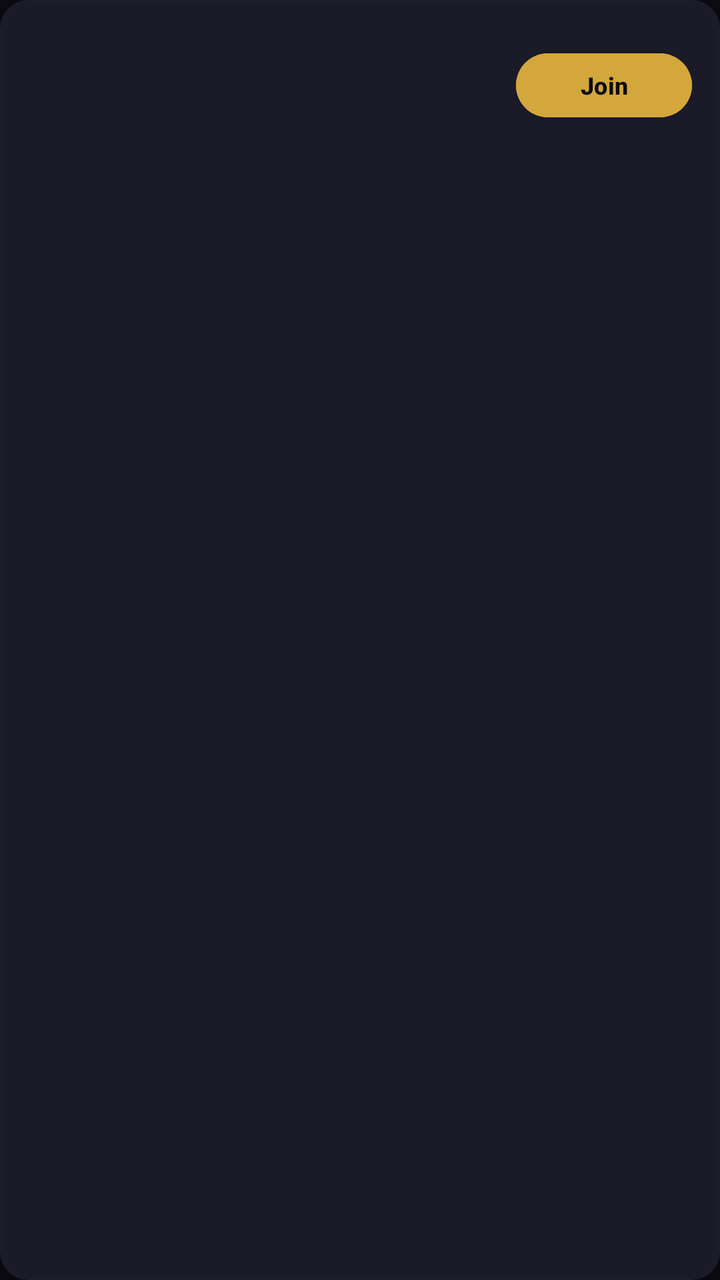
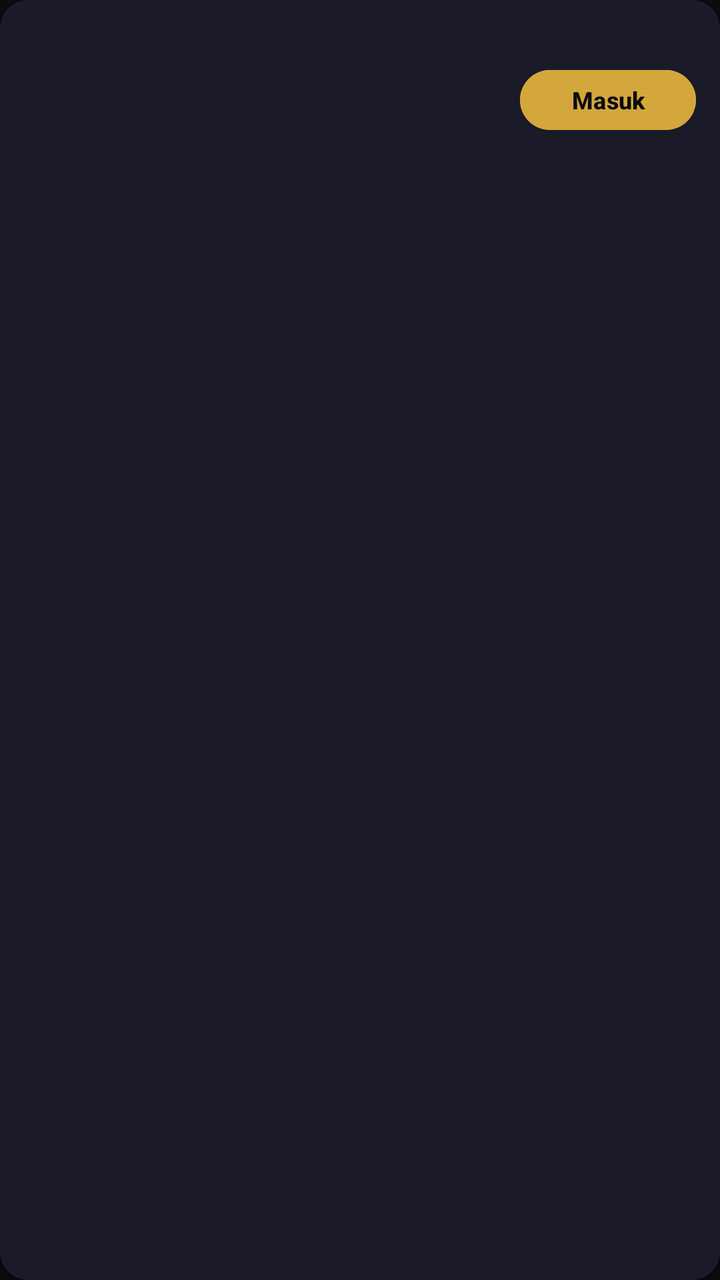

Before-and-after screenshots of an Android layout around one commit, followed by the original layout XML and the change that was made.
<!-- AndroidManifest.xml: application theme Theme.NdikaNime -->
<!-- res/layout/item_w2g_room.xml -->
<?xml version="1.0" encoding="utf-8"?>
<com.google.android.material.card.MaterialCardView xmlns:android="http://schemas.android.com/apk/res/android"
    xmlns:app="http://schemas.android.com/apk/res-auto"
    android:layout_width="match_parent"
    android:layout_height="wrap_content"
    android:layout_marginStart="12dp"
    android:layout_marginTop="6dp"
    android:layout_marginEnd="12dp"
    android:layout_marginBottom="6dp"
    app:cardBackgroundColor="@color/bg_card"
    app:cardCornerRadius="14dp"
    app:cardElevation="2dp"
    app:strokeColor="@color/border_subtle"
    app:strokeWidth="1dp">

    <LinearLayout
        android:layout_width="match_parent"
        android:layout_height="wrap_content"
        android:gravity="center_vertical"
        android:orientation="horizontal"
        android:padding="14dp">

        <LinearLayout
            android:layout_width="0dp"
            android:layout_height="wrap_content"
            android:layout_weight="1"
            android:orientation="vertical">

            <TextView
                android:id="@+id/tvRoomAnime"
                android:layout_width="match_parent"
                android:layout_height="wrap_content"
                android:ellipsize="end"
                android:maxLines="1"
                android:textColor="@color/text_primary"
                android:textSize="15sp"
                android:textStyle="bold" />

            <TextView
                android:id="@+id/tvRoomEpisode"
                android:layout_width="match_parent"
                android:layout_height="wrap_content"
                android:layout_marginTop="2dp"
                android:textColor="@color/accent_gold"
                android:textSize="12sp" />

            <TextView
                android:id="@+id/tvRoomHost"
                android:layout_width="match_parent"
                android:layout_height="wrap_content"
                android:layout_marginTop="4dp"
                android:textColor="@color/text_muted"
                android:textSize="11sp" />
        </LinearLayout>

        <com.google.android.material.button.MaterialButton
            android:id="@+id/btnJoinRoom"
            android:layout_width="wrap_content"
            android:layout_height="40dp"
            android:backgroundTint="@color/accent_gold"
            android:text="Join"
            android:textColor="@color/bg_dark"
            android:textSize="12sp"
            android:textStyle="bold"
            app:cornerRadius="20dp" />

    </LinearLayout>

</com.google.android.material.card.MaterialCardView>
<!-- resources referenced by this layout -->
<resources>
  <color name="accent_gold">#D4A73C</color>
  <color name="bg_card">#1A1A28</color>
  <color name="bg_dark">#0B0B10</color>
  <color name="border_subtle">#1F2F2F45</color>
  <color name="text_muted">#6C6C82</color>
  <color name="text_primary">#FFFFFF</color>
  <style name="Theme.NdikaNime" parent="Theme.Material3.Dark.NoActionBar">
          <item name="android:windowBackground">@color/bg_dark</item>
          <item name="android:colorBackground">@color/bg_dark</item>
          <item name="colorPrimary">@color/accent_gold</item>
          <item name="colorSecondary">@color/accent_orange</item>
          <item name="colorSurface">@color/bg_surface</item>
          <item name="android:statusBarColor">@color/bg_dark</item>
          <item name="android:navigationBarColor">@color/bg_dark</item>
          <item name="android:windowLightStatusBar">false</item>
      </style>
  <color name="accent_orange">#FF4E2D</color>
  <color name="bg_surface">#13131D</color>
</resources>

<!-- the commit's change to res/layout/item_w2g_room.xml (unified diff, before → after) -->
@@ -18,31 +18,68 @@
         android:layout_height="wrap_content"
         android:gravity="center_vertical"
         android:orientation="horizontal"
-        android:padding="14dp">
+        android:padding="12dp">
+
+        <com.google.android.material.imageview.ShapeableImageView
+            android:id="@+id/ivRoomPoster"
+            android:layout_width="56dp"
+            android:layout_height="76dp"
+            android:scaleType="centerCrop"
+            app:shapeAppearanceOverlay="@style/ShapeAppearance.Material3.Corner.Medium" />
 
         <LinearLayout
             android:layout_width="0dp"
             android:layout_height="wrap_content"
+            android:layout_marginStart="12dp"
+            android:layout_marginEnd="8dp"
             android:layout_weight="1"
             android:orientation="vertical">
+
+            <LinearLayout
+                android:layout_width="match_parent"
+                android:layout_height="wrap_content"
+                android:gravity="center_vertical"
+                android:orientation="horizontal">
+
+                <TextView
+                    android:id="@+id/tvRoomTitle"
+                    android:layout_width="0dp"
+                    android:layout_height="wrap_content"
+                    android:layout_weight="1"
+                    android:ellipsize="end"
+                    android:maxLines="1"
+                    android:textColor="@color/text_primary"
+                    android:textSize="14sp"
+                    android:textStyle="bold" />
+
+                <ImageView
+                    android:id="@+id/ivRoomLock"
+                    android:layout_width="16dp"
+                    android:layout_height="16dp"
+                    android:layout_marginStart="4dp"
+                    android:src="@drawable/ic_bookmark_filled"
+                    android:visibility="gone"
+                    app:tint="@color/accent_gold" />
+
+            </LinearLayout>
 
             <TextView
                 android:id="@+id/tvRoomAnime"
                 android:layout_width="match_parent"
                 android:layout_height="wrap_content"
+                android:layout_marginTop="2dp"
                 android:ellipsize="end"
                 android:maxLines="1"
-                android:textColor="@color/text_primary"
-                android:textSize="15sp"
+                android:textColor="@color/accent_gold"
+                android:textSize="12sp"
                 android:textStyle="bold" />
 
             <TextView
                 android:id="@+id/tvRoomEpisode"
                 android:layout_width="match_parent"
                 android:layout_height="wrap_content"
-                android:layout_marginTop="2dp"
-                android:textColor="@color/accent_gold"
-                android:textSize="12sp" />
+                android:textColor="@color/text_secondary"
+                android:textSize="11sp" />
 
             <TextView
                 android:id="@+id/tvRoomHost"
@@ -50,19 +87,20 @@
                 android:layout_height="wrap_content"
                 android:layout_marginTop="4dp"
                 android:textColor="@color/text_muted"
-                android:textSize="11sp" />
+                android:textSize="10sp" />
+
         </LinearLayout>
 
         <com.google.android.material.button.MaterialButton
             android:id="@+id/btnJoinRoom"
             android:layout_width="wrap_content"
-            android:layout_height="40dp"
+            android:layout_height="38dp"
             android:backgroundTint="@color/accent_gold"
-            android:text="Join"
+            android:text="Masuk"
             android:textColor="@color/bg_dark"
             android:textSize="12sp"
             android:textStyle="bold"
-            app:cornerRadius="20dp" />
+            app:cornerRadius="19dp" />
 
     </LinearLayout>
 
<!-- resource entries referenced after the edit -->
@@ -6,6 +6,17 @@
   <color name="border_subtle">#1F2F2F45</color>
   <color name="text_muted">#6C6C82</color>
   <color name="text_primary">#FFFFFF</color>
+  <color name="text_secondary">#A5A5BA</color>
+  <!-- drawable ic_bookmark_filled (drawable) -->
+  <vector xmlns:android="http://schemas.android.com/apk/res/android"
+      android:width="24dp"
+      android:height="24dp"
+      android:viewportWidth="24"
+      android:viewportHeight="24">
+      <path
+          android:fillColor="#FFD4A73C"
+          android:pathData="M17,3H7c-1.1,0 -2,0.9 -2,2v16l7,-3 7,3V5c0,-1.1 -0.9,-2 -2,-2z"/>
+  </vector>
   <style name="Theme.NdikaNime" parent="Theme.Material3.Dark.NoActionBar">
           <item name="android:windowBackground">@color/bg_dark</item>
           <item name="android:colorBackground">@color/bg_dark</item>
